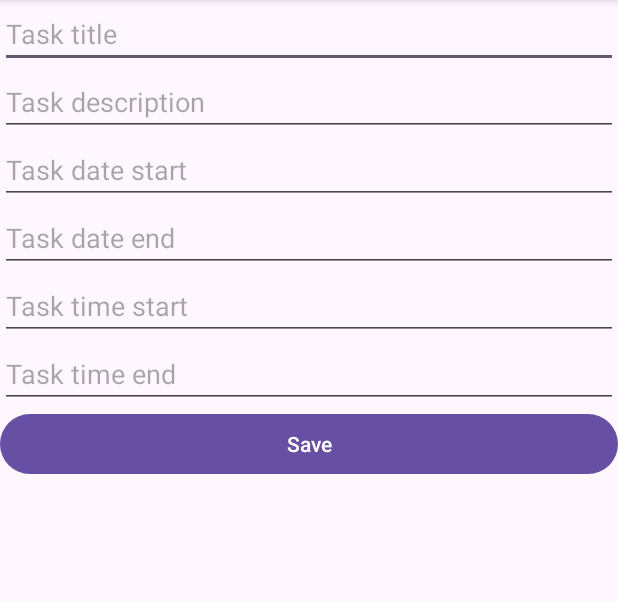
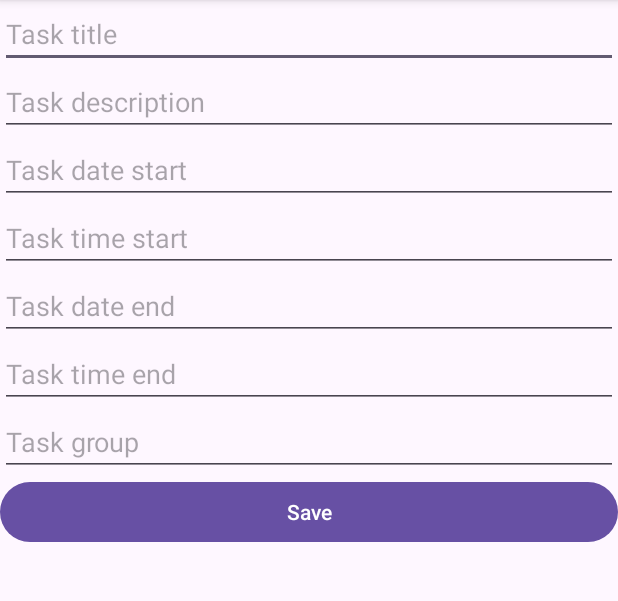
Before and after one commit to uhhigor/mobi23-planner, an Android app: the screen it shows after launch once a user with an empty profile is signed in (EditTaskActivity), after a tap on "TODO", on a phone screen of 412 x 824 dp, the part 96-697 px from its top. Run offline under Robolectric (Android 15) with nearby library versions, the phone set to English and light mode, and no system bars; our stand-ins replace Firebase (no records; nobody signed in at launch, a user with empty details on screens opened directly).

Commit message:
Task grouping

```diff
--- a/app/src/main/java/com/example/mobi23_planner/RegisterActivity.java
+++ b/app/src/main/java/com/example/mobi23_planner/RegisterActivity.java
@@ -12,7 +12,6 @@ import androidx.appcompat.app.AppCompatActivity;
 import com.example.mobi23_planner.data.DataManager;
 import com.google.firebase.auth.FirebaseAuth;
 import com.google.firebase.auth.FirebaseUser;
-import com.google.firebase.auth.UserProfileChangeRequest;
 
 public class RegisterActivity extends AppCompatActivity {
     private FirebaseAuth auth;
--- a/app/src/main/java/com/example/mobi23_planner/TasksAdapter.java
+++ b/app/src/main/java/com/example/mobi23_planner/TasksAdapter.java
@@ -2,6 +2,7 @@ package com.example.mobi23_planner;
 
 import android.annotation.SuppressLint;
 import android.content.Context;
+import android.util.Log;
 import android.view.LayoutInflater;
 import android.view.View;
 import android.view.ViewGroup;
@@ -59,6 +60,12 @@ public class TasksAdapter extends RecyclerView.Adapter<TasksAdapter.ViewHolder>
         notifyDataSetChanged();
     }
 
+    @SuppressLint("NotifyDataSetChanged")
+    public void setTaskList(List<Task> filteredTaskList) {
+        this.taskList = filteredTaskList;
+        notifyDataSetChanged();
+    }
+
     public static class ViewHolder extends RecyclerView.ViewHolder {
         public TextView nameTextView;
         public TextView descriptionTextView;
--- a/app/src/main/java/com/example/mobi23_planner/TasksListActivity.java
+++ b/app/src/main/java/com/example/mobi23_planner/TasksListActivity.java
@@ -1,13 +1,19 @@
 package com.example.mobi23_planner;
+
+import java.util.List;
 
 import android.app.Activity;
 import android.content.Intent;
 import android.os.Bundle;
+import android.util.Log;
 import android.view.Menu;
 import android.view.MenuItem;
 import android.view.MotionEvent;
 import android.view.View;
+import android.widget.AdapterView;
+import android.widget.ArrayAdapter;
 import android.widget.PopupMenu;
+import android.widget.Spinner;
 import android.widget.Toast;
 
 import androidx.activity.result.ActivityResultLauncher;
@@ -25,6 +31,8 @@ public class TasksListActivity extends AppCompatActivity {
 
     RecyclerView rvTasks;
     FloatingActionButton fabAddTask;
+    Spinner spinner;
+    List<Task> filteredTaskList;
 
     @Override
     protected void onCreate(Bundle savedInstanceState) {
@@ -43,6 +51,31 @@ public class TasksListActivity extends AppCompatActivity {
         rvTasks.setLayoutManager(new LinearLayoutManager(this));
         rvTasks.setAdapter(adapter);
 
+        spinner = findViewById(R.id.sSpinner);
+        List<String> groupsList = dm.getGroups();
+        ArrayAdapter<String> adapterSpinner = new ArrayAdapter<>(this, android.R.layout.simple_spinner_item, groupsList);
+        adapterSpinner.setDropDownViewResource(android.R.layout.simple_spinner_dropdown_item);
+        spinner.setAdapter(adapterSpinner);
+
+        spinner.setOnItemSelectedListener(new AdapterView.OnItemSelectedListener() {
+            @Override
+            public void onItemSelected(AdapterView<?> parent, View view, int pos, long l) {
+                String selectedGroup = parent.getItemAtPosition(pos).toString();
+
+                if (selectedGroup.equals("All")) {
+                    filteredTaskList = dm.getTasks();
+                } else {
+                    filteredTaskList = dm.getTasksByGroup(selectedGroup);
+                }
+                adapter.setTaskList(filteredTaskList);
+            }
+
+            @Override
+            public void onNothingSelected(AdapterView<?> adapterView) {
+            }
+        });
+
+
         ActivityResultLauncher<Intent> updateTaskActivity = registerForActivityResult(new ActivityResultContracts.StartActivityForResult(),
                 result -> {
                     if (result.getResultCode() == Activity.RESULT_OK) {
@@ -53,6 +86,7 @@ public class TasksListActivity extends AppCompatActivity {
                         Toast.makeText(this, "Task updated", Toast.LENGTH_SHORT).show();
                     }
                 });
+
         rvTasks.addOnItemTouchListener(new RecyclerView.OnItemTouchListener() {
             @Override
             public boolean onInterceptTouchEvent(RecyclerView rv, MotionEvent e) {
@@ -116,6 +150,7 @@ public class TasksListActivity extends AppCompatActivity {
         });
     }
 
+
     @Override
     public boolean onCreateOptionsMenu(Menu menu) {
         getMenuInflater().inflate(R.menu.menu_main, menu);
--- a/app/src/main/java/com/example/mobi23_planner/data/DataManager.java
+++ b/app/src/main/java/com/example/mobi23_planner/data/DataManager.java
@@ -17,13 +17,11 @@ import java.util.List;
 public class DataManager {
     private static DataManager INSTANCE;
     private FirebaseFirestore db;
-
     private List<Task> tasksList = new ArrayList<>();
+    private List<String> groupsList = new ArrayList<>();;
     private User currentUser;
-
     private DocumentReference userDocument;
     private CollectionReference tasksCollection;
-
     private List<DataManagerListener> listeners = new ArrayList<>();
 
     public void addListener(DataManagerListener toAdd) {
@@ -73,6 +71,7 @@ public class DataManager {
                 for(QueryDocumentSnapshot document : task.getResult()) {
                     Task t = document.toObject(Task.class);
                     tasksList.add(t);
+                    getGroups();
                 }
                 notify_tasksListChanged();
             }
@@ -90,6 +89,17 @@ public class DataManager {
 
     public List<Task> getTasks() {
         return tasksList;
+    }
+
+    public List<String> getGroups() {
+        groupsList.clear();
+        groupsList.add("All");
+        for (Task task : tasksList) {
+            if (!groupsList.contains(task.getGroup())) {
+                groupsList.add(task.getGroup());
+            }
+        }
+        return groupsList;
     }
 
     public void createUserDocument() {
@@ -139,4 +149,14 @@ public class DataManager {
             }
         });
     }
+
+    public List<Task> getTasksByGroup(String group) {
+        List<Task> filteredTasks = new ArrayList<>();
+        for (Task task : tasksList) {
+            if (task.getGroup().equals(group)) {
+                filteredTasks.add(task);
+            }
+        }
+        return filteredTasks;
+    }
 }
--- a/app/src/main/res/layout/activity_edit_task.xml
+++ b/app/src/main/res/layout/activity_edit_task.xml
@@ -36,6 +36,13 @@
             android:hint="Task date start"
             android:focusable="false"/>
 
+        <EditText
+                android:id="@+id/etTimeStart"
+                android:layout_width="match_parent"
+                android:layout_height="wrap_content"
+                android:ems="10"
+                android:hint="Task time start"
+                android:focusable="false" />
 
         <EditText
             android:id="@+id/etDateEnd"
@@ -46,20 +53,19 @@
             android:focusable="false"/>
 
         <EditText
-            android:id="@+id/etTimeStart"
-            android:layout_width="match_parent"
-            android:layout_height="wrap_content"
-            android:ems="10"
-            android:hint="Task time start"
-            android:focusable="false" />
-
-        <EditText
             android:id="@+id/etTimeEnd"
             android:layout_width="match_parent"
             android:layout_height="wrap_content"
             android:ems="10"
             android:hint="Task time end"
             android:focusable="false" />
+
+        <EditText
+            android:id="@+id/etGroup"
+            android:layout_width="match_parent"
+            android:layout_height="wrap_content"
+            android:ems="10"
+            android:hint="Task group"/>
 
         <Button
             android:id="@+id/btSave"
--- a/app/src/main/res/layout/task_list_item.xml
+++ b/app/src/main/res/layout/task_list_item.xml
@@ -21,7 +21,7 @@
         android:layout_height="wrap_content"
         tools:text="@tools:sample/full_names"
         android:textSize="20sp"
-        android:textColor="@android:color/black"
+        android:textColor="@color/black"
         app:layout_constraintTop_toTopOf="@+id/ivIcon"
         app:layout_constraintStart_toEndOf="@+id/ivIcon"
         android:layout_marginStart="8dp"
--- a/app/src/main/res/menu/menu_main.xml
+++ b/app/src/main/res/menu/menu_main.xml
@@ -4,17 +4,17 @@
     tools:context="com.example.mobi23_planner.MainActivity">
     <item
         android:id="@+id/action_refresh"
-        android:orderInCategory="100"
+        android:orderInCategory="101"
         android:title="Refresh"
         app:showAsAction="never" />
     <item
         android:id="@+id/action_settings"
-        android:orderInCategory="100"
+        android:orderInCategory="101"
         android:title="@string/action_settings"
         app:showAsAction="never" />
     <item
         android:id="@+id/action_logout"
-        android:orderInCategory="100"
+        android:orderInCategory="101"
         android:title="Logout"
         app:showAsAction="never" />
 </menu>
```
Also changed, not shown: app/src/main/java/com/example/mobi23_planner/EditTaskActivity.java (+20 -10 lines), app/src/main/java/com/example/mobi23_planner/data/Task.java (+7 -1 lines), app/src/main/res/layout/activity_tasks_list.xml (+8 -0 lines).
